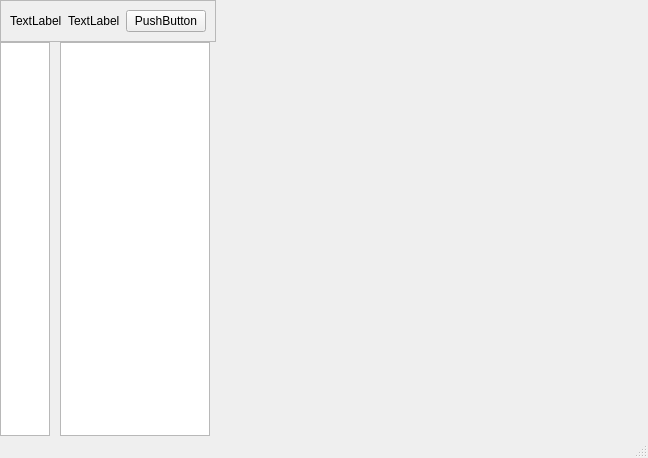
Old version of the form Frontend/dashboardUI.ui in the repository XxDdUu/DACS01.
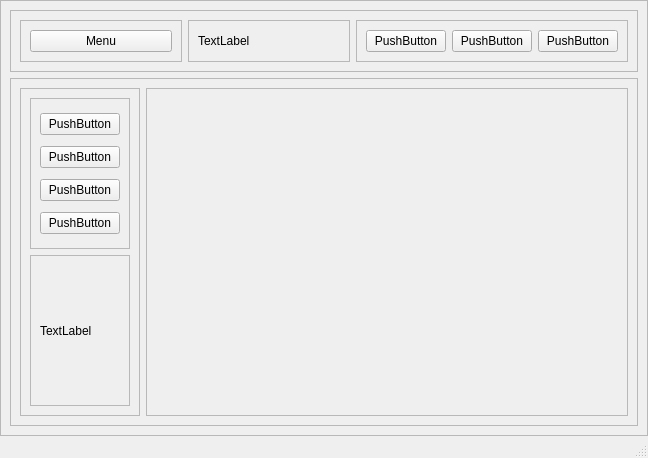
New version of the form.

Diff of the .ui file:
```diff
--- a/Frontend/dashboardUI.ui
+++ b/Frontend/dashboardUI.ui
@@ -33,65 +33,214 @@
     <property name="spacing">
      <number>0</number>
     </property>
-    <item row="0" column="0" colspan="2">
-     <widget class="QFrame" name="title_frame">
+    <item row="0" column="1">
+     <widget class="QFrame" name="main_board">
       <property name="frameShape">
        <enum>QFrame::StyledPanel</enum>
       </property>
       <property name="frameShadow">
        <enum>QFrame::Raised</enum>
       </property>
-      <layout class="QHBoxLayout" name="horizontalLayout">
-       <item>
-        <widget class="QLabel" name="iconTitle_label">
-         <property name="text">
-          <string>TextLabel</string>
+      <layout class="QVBoxLayout" name="verticalLayout">
+       <item alignment="Qt::AlignTop">
+        <widget class="QFrame" name="header">
+         <property name="frameShape">
+          <enum>QFrame::StyledPanel</enum>
          </property>
-        </widget>
-       </item>
-       <item>
-        <widget class="QLabel" name="title_label">
-         <property name="text">
-          <string>TextLabel</string>
+         <property name="frameShadow">
+          <enum>QFrame::Raised</enum>
          </property>
+         <layout class="QHBoxLayout" name="horizontalLayout_2">
+          <item>
+           <widget class="QFrame" name="frame_6">
+            <property name="frameShape">
+             <enum>QFrame::StyledPanel</enum>
+            </property>
+            <property name="frameShadow">
+             <enum>QFrame::Raised</enum>
+            </property>
+            <layout class="QHBoxLayout" name="horizontalLayout_4">
+             <item>
+              <widget class="QPushButton" name="pushButton_4">
+               <property name="text">
+                <string>Menu</string>
+               </property>
+              </widget>
+             </item>
+            </layout>
+           </widget>
+          </item>
+          <item>
+           <widget class="QFrame" name="frame_2">
+            <property name="frameShape">
+             <enum>QFrame::StyledPanel</enum>
+            </property>
+            <property name="frameShadow">
+             <enum>QFrame::Raised</enum>
+            </property>
+            <layout class="QVBoxLayout" name="verticalLayout_2">
+             <item>
+              <widget class="QLabel" name="label">
+               <property name="text">
+                <string>TextLabel</string>
+               </property>
+              </widget>
+             </item>
+            </layout>
+           </widget>
+          </item>
+          <item>
+           <widget class="QFrame" name="frame">
+            <property name="frameShape">
+             <enum>QFrame::StyledPanel</enum>
+            </property>
+            <property name="frameShadow">
+             <enum>QFrame::Raised</enum>
+            </property>
+            <layout class="QHBoxLayout" name="horizontalLayout">
+             <item>
+              <widget class="QPushButton" name="pushButton_3">
+               <property name="text">
+                <string>PushButton</string>
+               </property>
+              </widget>
+             </item>
+             <item>
+              <widget class="QPushButton" name="pushButton">
+               <property name="text">
+                <string>PushButton</string>
+               </property>
+              </widget>
+             </item>
+             <item>
+              <widget class="QPushButton" name="pushButton_2">
+               <property name="text">
+                <string>PushButton</string>
+               </property>
+              </widget>
+             </item>
+            </layout>
+           </widget>
+          </item>
+         </layout>
         </widget>
        </item>
        <item>
-        <widget class="QPushButton" name="menuButton">
-         <property name="text">
-          <string>PushButton</string>
+        <widget class="QFrame" name="mainBody">
+         <property name="sizePolicy">
+          <sizepolicy hsizetype="Preferred" vsizetype="Expanding">
+           <horstretch>0</horstretch>
+           <verstretch>0</verstretch>
+          </sizepolicy>
          </property>
+         <property name="frameShape">
+          <enum>QFrame::StyledPanel</enum>
+         </property>
+         <property name="frameShadow">
+          <enum>QFrame::Raised</enum>
+         </property>
+         <layout class="QHBoxLayout" name="horizontalLayout_3">
+          <item alignment="Qt::AlignLeft">
+           <widget class="QFrame" name="mainMenu">
+            <property name="frameShape">
+             <enum>QFrame::StyledPanel</enum>
+            </property>
+            <property name="frameShadow">
+             <enum>QFrame::Raised</enum>
+            </property>
+            <layout class="QVBoxLayout" name="verticalLayout_5">
+             <item>
+              <widget class="QFrame" name="frame_4">
+               <property name="frameShape">
+                <enum>QFrame::StyledPanel</enum>
+               </property>
+               <property name="frameShadow">
+                <enum>QFrame::Raised</enum>
+               </property>
+               <layout class="QVBoxLayout" name="verticalLayout_3">
+                <item>
+                 <widget class="QPushButton" name="pushButton_7">
+                  <property name="text">
+                   <string>PushButton</string>
+                  </property>
+                 </widget>
+                </item>
+                <item>
+                 <widget class="QPushButton" name="pushButton_5">
+                  <property name="text">
+                   <string>PushButton</string>
+                  </property>
+                 </widget>
+                </item>
+                <item>
+                 <widget class="QPushButton" name="pushButton_6">
+                  <property name="text">
+                   <string>PushButton</string>
+                  </property>
+                 </widget>
+                </item>
+                <item>
+                 <widget class="QPushButton" name="pushButton_8">
+                  <property name="text">
+                   <string>PushButton</string>
+                  </property>
+                 </widget>
+                </item>
+               </layout>
+              </widget>
+             </item>
+             <item>
+              <widget class="QFrame" name="frame_3">
+               <property name="frameShape">
+                <enum>QFrame::StyledPanel</enum>
+               </property>
+               <property name="frameShadow">
+                <enum>QFrame::Raised</enum>
+               </property>
+               <layout class="QVBoxLayout" name="verticalLayout_4">
+                <item>
+                 <widget class="QLabel" name="label_2">
+                  <property name="text">
+                   <string>TextLabel</string>
+                  </property>
+                 </widget>
+                </item>
+               </layout>
+              </widget>
+             </item>
+            </layout>
+           </widget>
+          </item>
+          <item>
+           <widget class="QFrame" name="mainDisplay">
+            <property name="sizePolicy">
+             <sizepolicy hsizetype="Preferred" vsizetype="Expanding">
+              <horstretch>0</horstretch>
+              <verstretch>0</verstretch>
+             </sizepolicy>
+            </property>
+            <property name="frameShape">
+             <enum>QFrame::StyledPanel</enum>
+            </property>
+            <property name="frameShadow">
+             <enum>QFrame::Raised</enum>
+            </property>
+            <layout class="QHBoxLayout" name="horizontalLayout_5">
+             <item>
+              <widget class="QStackedWidget" name="stackedWidget">
+               <widget class="QWidget" name="page"/>
+               <widget class="QWidget" name="page_2"/>
+              </widget>
+             </item>
+            </layout>
+           </widget>
+          </item>
+         </layout>
         </widget>
        </item>
       </layout>
      </widget>
     </item>
-    <item row="0" column="2" rowspan="2">
-     <widget class="QStackedWidget" name="stackedWidget">
-      <widget class="QWidget" name="page"/>
-      <widget class="QWidget" name="page_2"/>
-     </widget>
-    </item>
-    <item row="1" column="0">
-     <widget class="QListWidget" name="listWidget">
-      <property name="maximumSize">
-       <size>
-        <width>50</width>
-        <height>16777215</height>
-       </size>
-      </property>
-     </widget>
-    </item>
-    <item row="1" column="1">
-     <widget class="QListWidget" name="listWidget_2">
-      <property name="maximumSize">
-       <size>
-        <width>150</width>
-        <height>16777215</height>
-       </size>
-      </property>
-     </widget>
-    </item>
    </layout>
   </widget>
   <widget class="QMenuBar" name="menubar">
```
Left out of the diff: 2 changed lines with no effect on the pictures.
